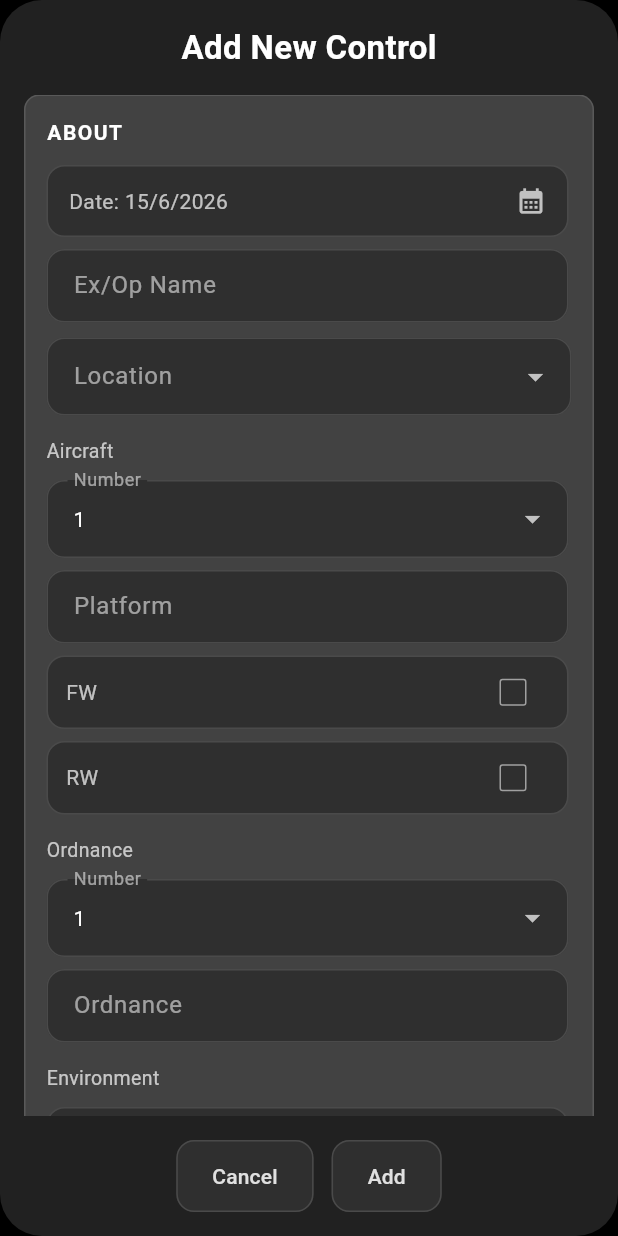
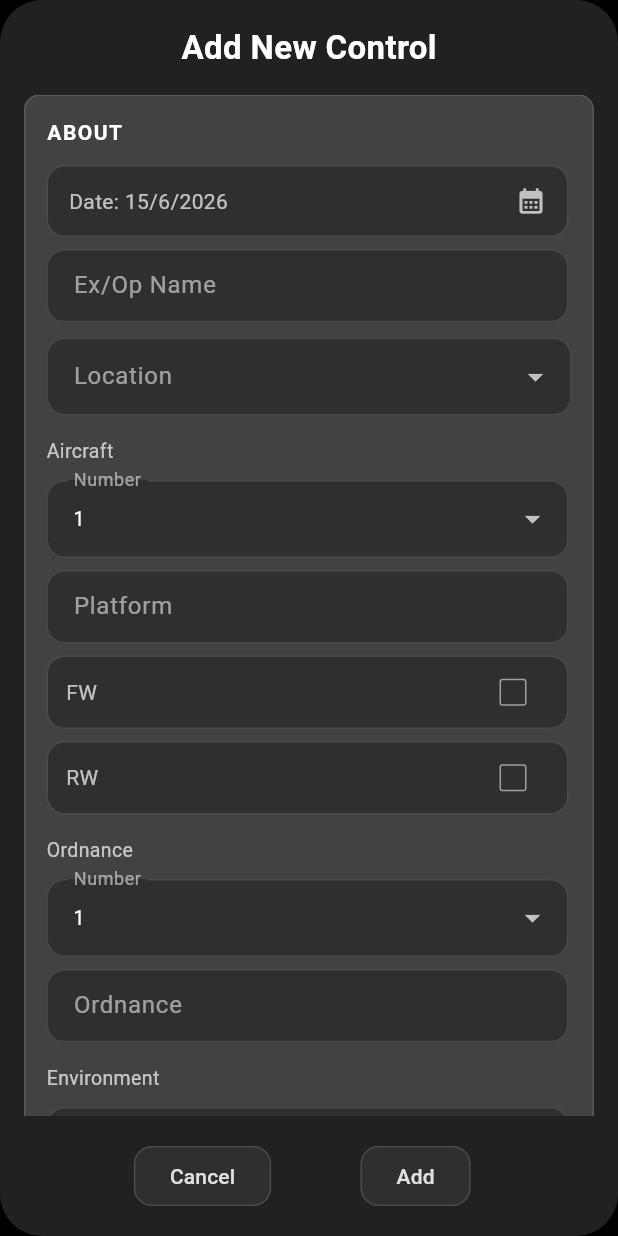
Before and after one commit to WatchAndShootUK/claymore, a Flutter app: the HomePage screen opened directly, after a tap on the "add" icon, on a phone screen of 412 x 824 dp. Run offline on Flutter 3.47's test engine with Material 3 defaults, Android fonts, the phone set to English and light mode, and no system bars; our stand-ins replace cloud_firestore, firebase_core, font_awesome_flutter, latlong2, shared_preferences; accounts and stored records are empty.

Commit message:
ui tweaks

```diff
--- a/lib/main.dart
+++ b/lib/main.dart
@@ -1,6 +1,8 @@
-
+import 'package:claymore/pages/home_page.dart';
 import 'package:claymore/pages/login_page.dart';
+import 'package:claymore/services/login_cache.dart';
 import 'package:claymore/state/app_data.dart';
+import 'package:collection/collection.dart';
 import 'package:flutter/material.dart';
 import 'package:firebase_core/firebase_core.dart';
 import 'package:provider/provider.dart';
@@ -13,25 +15,62 @@ void main() async {
 
   final appData = AppData();
   appData.startListening();
+
   runApp(ChangeNotifierProvider.value(value: appData, child: const MainApp()));
 }
 
-class MainApp extends StatelessWidget {
+class MainApp extends StatefulWidget {
   const MainApp({super.key});
+
+  @override
+  State<MainApp> createState() => _MainAppState();
+}
+
+class _MainAppState extends State<MainApp> {
+  bool checkedCache = false;
+  bool loggedIn = false;
 
   @override
   Widget build(BuildContext context) {
     final appData = context.watch<AppData>();
+
     if (appData.users.isEmpty) {
-      return const MaterialApp(
-        home: Scaffold(
+      return _material(
+        const Scaffold(
           backgroundColor: Colors.black,
           body: Center(child: CircularProgressIndicator()),
         ),
       );
     }
+
+    if (!checkedCache) {
+      checkedCache = true;
+
+      Future.microtask(() async {
+        final cachedUserId = await LoginCache.getUserId();
+
+        final user = appData.users.firstWhereOrNull(
+          (u) => u.id == cachedUserId,
+        );
+
+        if (user != null) {
+          appData.currentUser = user;
+
+          if (!mounted) return;
+          setState(() {
+            loggedIn = true;
+          });
+        }
+      });
+    }
+
+    return _material(loggedIn ? const HomePage() : LoginPage());
+  }
+
+  Widget _material(Widget home) {
     return MaterialApp(
-      home: LoginPage(),
+      debugShowCheckedModeBanner: false,
+      home: home,
       theme: ThemeData(
         brightness: Brightness.dark,
         colorScheme: const ColorScheme.dark(
--- a/lib/pages/home_page.dart
+++ b/lib/pages/home_page.dart
@@ -54,12 +54,13 @@ class _HomePageState extends State<HomePage> {
                               children: [
                                 SizedBox(height: 12),
                                 Row(
-                                  mainAxisAlignment: MainAxisAlignment.start,
                                   spacing: 12.0,
                                   children: [
                                     SizedBox(width: 2),
-                                    SizedBox(
-                                      width: 250,
+                                    ConstrainedBox(
+                                      constraints: BoxConstraints(
+                                        maxWidth: 200,
+                                      ),
                                       child: ClaymoreDropdown<User>(
                                         label: 'View controls for',
                                         value: appData.currentUser,
@@ -80,9 +81,7 @@ class _HomePageState extends State<HomePage> {
                                         },
                                       ),
                                     ),
-
                                     Spacer(),
-
                                     if (selectedJtac?.id !=
                                             appData.currentUser.id &&
                                         visibleControls.any(
@@ -163,7 +162,7 @@ class _HomePageState extends State<HomePage> {
                                 ),
                                 Padding(
                                   padding: const EdgeInsets.all(8.0),
-                                  child: MediaQuery.of(context).size.width > 600
+                                  child: MediaQuery.of(context).size.width > 700
                                       ? LargeCurrencyTable(
                                           user: selectedJtac as User,
                                         )
@@ -175,7 +174,7 @@ class _HomePageState extends State<HomePage> {
                             ),
                           ),
                         ),
-                        if (MediaQuery.of(context).size.width > 600)
+                        if (MediaQuery.of(context).size.width > 700)
                           RightHandPanel(),
                       ],
                     ),
--- a/lib/ui/button.dart
+++ b/lib/ui/button.dart
@@ -20,6 +20,8 @@ class ClaymoreButton extends StatelessWidget {
   Widget build(BuildContext context) {
     return SizedBox(
       height: 48,
+      width: MediaQuery.of(context).size.width < 700 ? icon == null ? 130 : 48 : 130,
+      child: Center(
         child: ElevatedButton(
           onPressed: onPressed,
           style: ElevatedButton.styleFrom(
@@ -31,18 +33,19 @@ class ClaymoreButton extends StatelessWidget {
               side: const BorderSide(color: Color(0xFF4A4A4A)),
             ),
           ),
-        child: MediaQuery.of(context).size.width > 600
+          child: MediaQuery.of(context).size.width > 700
               ? Text(
                   text,
                   style: TextStyle(color: textColor, fontWeight: FontWeight.w500),
                 )
               : icon != null
-            ? Icon(icon, color: textColor, size: 18)
+              ? Center(child: Icon(icon, color: textColor, size: 18))
               : Text(
                   text,
                   style: TextStyle(color: textColor, fontWeight: FontWeight.w500),
                 ),
         ),
+      ),
     );
   }
 }
--- a/lib/ui/dropdown.dart
+++ b/lib/ui/dropdown.dart
@@ -54,7 +54,7 @@ class ClaymoreDropdown<T> extends StatelessWidget {
           value: item,
           child: Text(
             itemLabel(item),
-            style: const TextStyle(color: Colors.white),
+            style: const TextStyle(color: Colors.white, fontSize: 13 ),
           ),
         );
       }).toList(),
--- a/pubspec.yaml
+++ b/pubspec.yaml
@@ -16,6 +16,7 @@ dependencies:
   font_awesome_flutter: ^11.0.0
   latlong2: ^0.10.1
   provider: ^6.1.5+1
+  shared_preferences: ^2.5.5
 
 dev_dependencies:
   flutter_test:
```
Also changed, not shown: lib/pages/login_page.dart (+6 -4 lines), lib/services/login_cache.dart (added, +20 -0 lines), pubspec.lock. Lines whose indentation alone changed are shown as unchanged.
